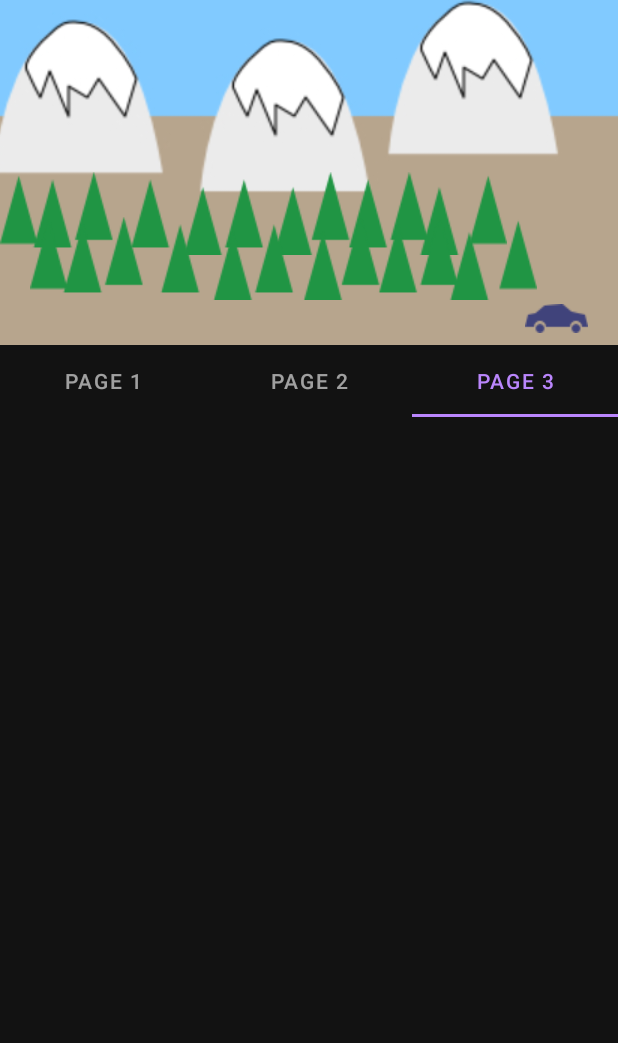
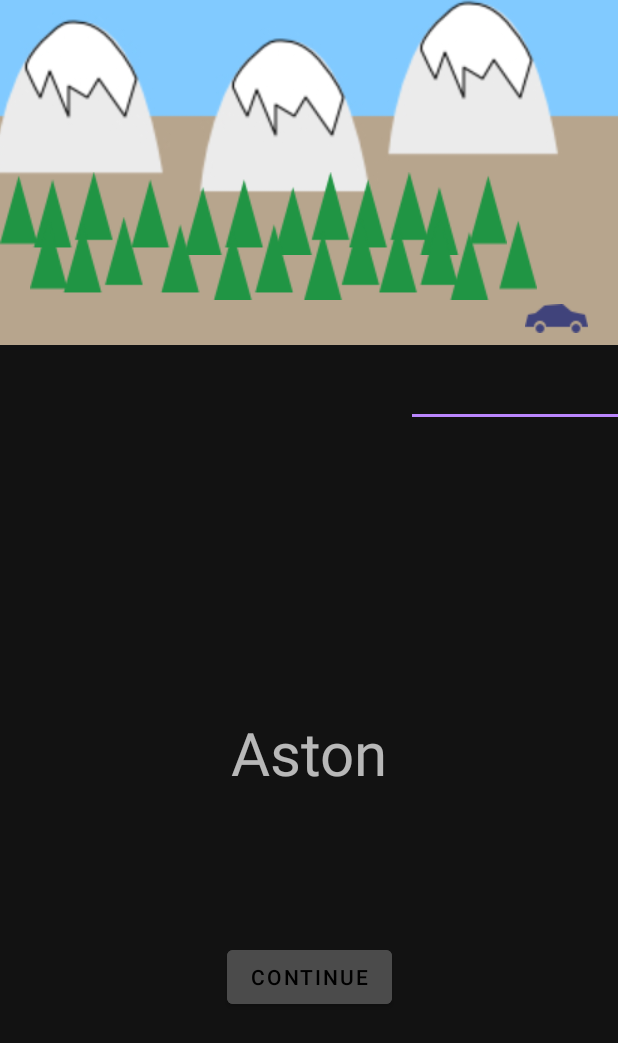
Before and after one commit to Daniil-Vladimirov/AstonLoLApp, an Android app built with Jetpack Compose: the screen it shows after launch (OnboardingActivity), tab 3 chosen, on a phone screen of 412 x 824 dp. Shown: the top 1043 px of the screen. Run offline under Robolectric (Android 15) with nearby library versions, the phone set to English and light mode, and no system bars; our stand-ins replace Dagger/Hilt's generated code, Timber.

Commit message:
create on boarding layouts for pages

```diff
--- a/app/src/main/java/com/example/astonlolapp/presentation/screens/onboarding/OnboardingActivity.kt
+++ b/app/src/main/java/com/example/astonlolapp/presentation/screens/onboarding/OnboardingActivity.kt
@@ -19,9 +19,9 @@ class OnboardingActivity : AppCompatActivity() {
         val viewPagerHeader = findViewById<ViewpagerHeader>(R.id.motionLayout)
 
         val adapter = ViewPagerAdapter(supportFragmentManager)
-        adapter.addPage("Page 1", R.layout.onboarding_1)
-        adapter.addPage("Page 2", R.layout.onboarding_2)
-        adapter.addPage("Page 3", R.layout.onboarding_3)
+        adapter.addPage("", R.layout.onboarding_1)
+        adapter.addPage("", R.layout.onboarding_2)
+        adapter.addPage("", R.layout.onboarding_3)
         binding.pager.adapter = adapter
             binding.tabs.setupWithViewPager(binding.pager)
         if (viewPagerHeader != null) {
--- a/app/src/main/res/layout/onboarding_3.xml
+++ b/app/src/main/res/layout/onboarding_3.xml
@@ -1,6 +1,34 @@
 <?xml version="1.0" encoding="utf-8"?>
 <androidx.constraintlayout.widget.ConstraintLayout xmlns:android="http://schemas.android.com/apk/res/android"
+    xmlns:app="http://schemas.android.com/apk/res-auto"
+    xmlns:tools="http://schemas.android.com/tools"
     android:layout_width="match_parent"
     android:layout_height="match_parent">
 
+
+    <TextView
+        android:id="@+id/onboarding_text"
+        android:layout_width="match_parent"
+        android:layout_height="wrap_content"
+        android:gravity="center"
+        android:text="Aston"
+        android:textSize="40sp"
+        app:layout_constraintBottom_toBottomOf="parent"
+        app:layout_constraintEnd_toEndOf="parent"
+        app:layout_constraintHorizontal_bias="0.0"
+        app:layout_constraintStart_toStartOf="parent"
+        app:layout_constraintTop_toTopOf="parent"
+        app:layout_constraintVertical_bias="0.400" />
+
+    <com.google.android.material.button.MaterialButton
+        android:layout_width="wrap_content"
+        android:layout_height="wrap_content"
+        android:backgroundTint="@color/darkGray"
+        android:text="Continue"
+        app:layout_constraintBottom_toBottomOf="parent"
+        app:layout_constraintEnd_toEndOf="parent"
+        app:layout_constraintStart_toStartOf="parent"
+        app:layout_constraintTop_toBottomOf="@+id/onboarding_text"
+        app:layout_constraintVertical_bias="0.400" />
+
 </androidx.constraintlayout.widget.ConstraintLayout>
```
Also changed, not shown: app/src/main/res/layout/onboarding_1.xml (+19 -1 lines), app/src/main/res/layout/onboarding_2.xml (+17 -0 lines).
